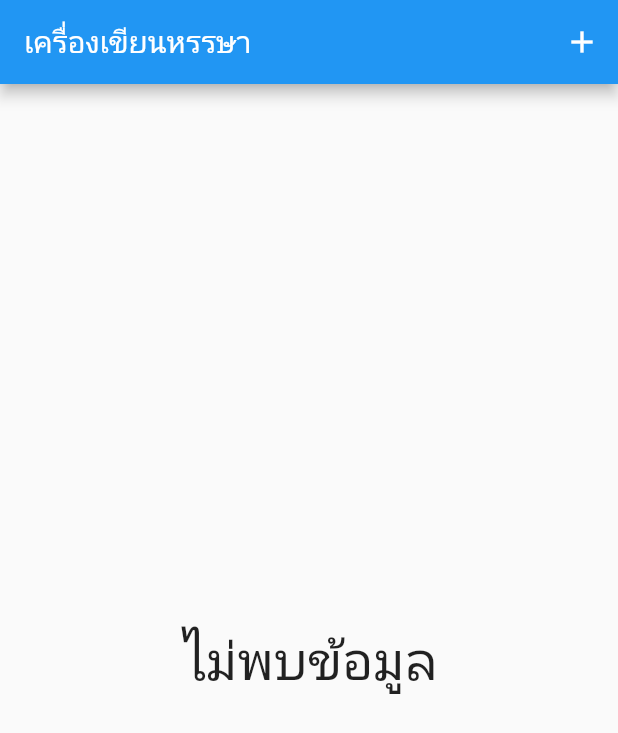
After one commit to chutima2544/LAB-5, a Flutter app: the screen it shows after launch, on a phone screen of 412 x 824 dp. The commit adds this screen. Shown: the top 733 px of the screen. Run offline on Flutter 3.47's test engine with Material 2 defaults, Android fonts, the phone set to English and light mode, and no system bars; our stand-ins replace sembast.

Commit message:
HomeScreen

```diff
--- a/lib/providers/information_provider.dart
+++ b/lib/providers/information_provider.dart
@@ -8,6 +8,12 @@ class InformationProvider with ChangeNotifier{
 
       List<Informations> getInformation(){
         return informations;
+      }
+      void initData() async{
+          var db = InformationDB(dbName: "informations.db");
+          var snapshot = await db.loadAllData();
+
+          notifyListeners();
       }
 
       void addInformation(Informations statement) async{
--- /dev/null
+++ b/lib/screens/home_screen.dart
@@ -0,0 +1,72 @@
+import 'package:flutter/src/foundation/key.dart';
+import 'package:flutter/src/widgets/framework.dart';
+import 'package:flutter_application_o2/models/Informations.dart';
+import 'package:flutter_application_o2/providers/information_provider.dart';
+import 'package:provider/provider.dart';
+import 'package:flutter/material.dart';
+
+import 'form_screen.dart';
+
+class HomeScreen extends StatefulWidget {
+  const HomeScreen({Key? key}) : super(key: key);
+
+  @override
+  State<HomeScreen> createState() => _HomeScreenState();
+}
+
+class _HomeScreenState extends State<HomeScreen> {
+    @override
+  void initState() {
+    // TODO: implement initState
+    super.initState();
+    Provider.of<InformationProvider>(context,listen: false).initData();
+  }
+  @override
+  Widget build(BuildContext context) {
+    return Scaffold(
+        appBar: AppBar(
+          title: Text("เครื่องเขียนหรรษา"),
+          actions: [
+            IconButton(
+                icon: Icon(Icons.add),
+                onPressed: () {
+                  Navigator.push(context, MaterialPageRoute(builder: (context) {
+                    return FormScreen();
+                  }));
+                })
+          ],
+        ),
+        body: Consumer(
+          builder: (context, InformationProvider provider, Widget? child) {
+            var count = provider.informations.length;
+            if (count <= 0) {
+              return Center(
+                child: Text(
+                  "ไม่พบข้อมูล",
+                  style: TextStyle(fontSize: 35),
+                ),
+              );
+            } else {
+              return ListView.builder(
+                  itemCount: provider.informations.length,
+                  itemBuilder: (context, int index) {
+                    Informations data = provider.informations[index];
+                    return Card(
+                      elevation: 5,
+                      margin: const EdgeInsets.all(5.0),
+                      child: ListTile(
+                        leading: CircleAvatar(
+                          child: FittedBox(
+                            child: Text(data.price.toString()),
+                          ),
+                        ),
+                        title: Text(data.title),
+                        subtitle: Text(data.product.toString()),
+                      ),
+                    );
+                  });
+            }
+          },
+        ));
+  }
+}
```
Also changed, not shown: lib/main.dart (+2 -45 lines).
